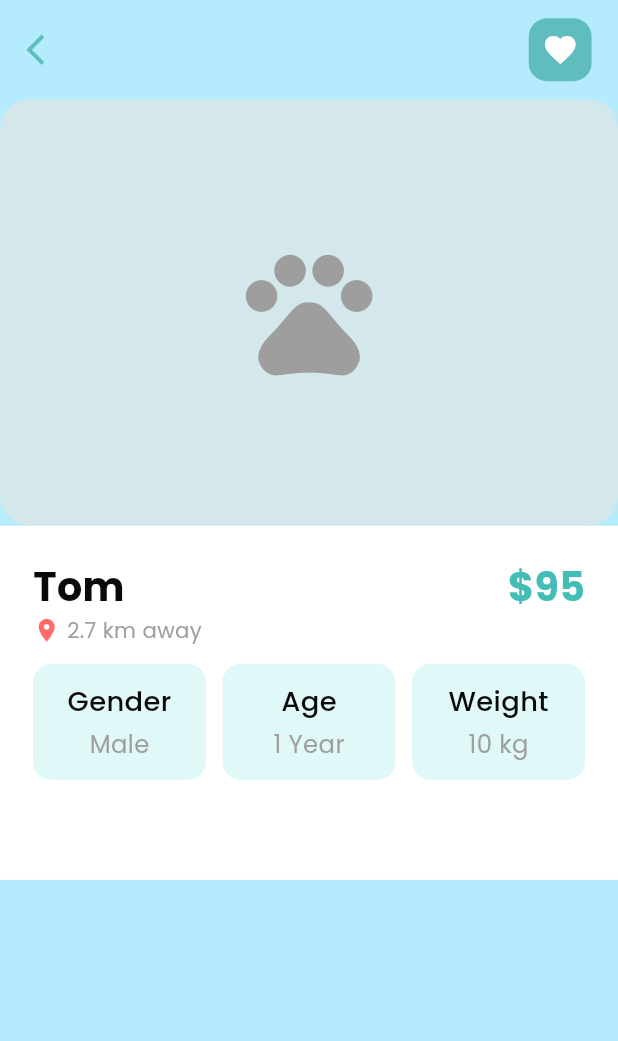
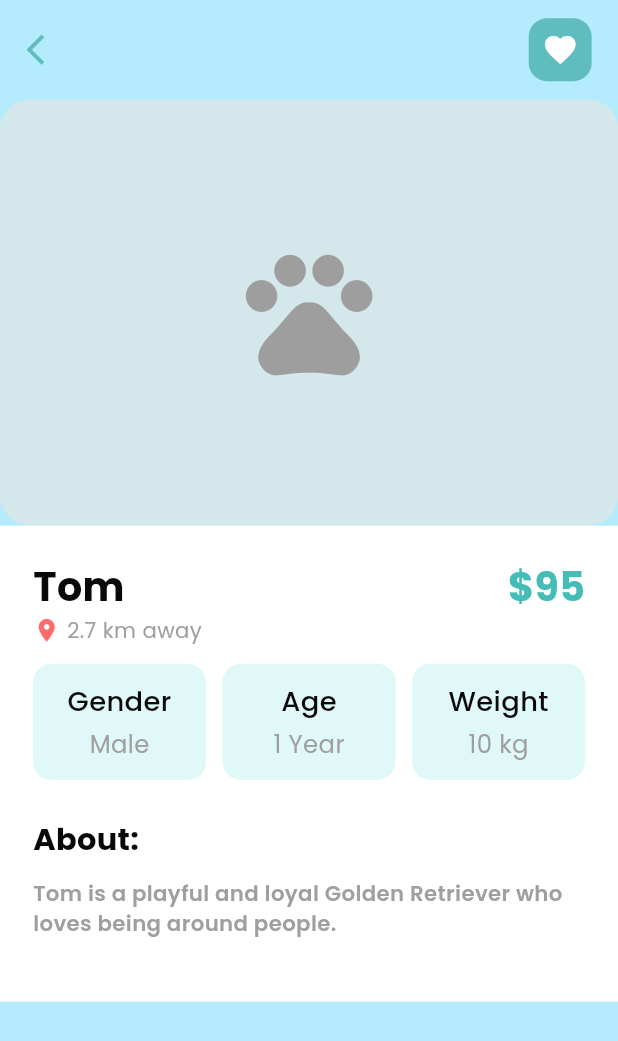
Before and after one commit to asmaaHasbo/Pet-Finder-App, a Flutter app: the screen it shows after launch, on a phone screen of 412 x 824 dp. Shown: the top 1041 px of the screen. Run offline on Flutter 3.47's test engine with Material 3 defaults, Android fonts, the phone set to English and light mode, and no system bars; our stand-ins replace dio, flutter_bloc, flutter_screenutil, freezed_annotation, get_it, google_fonts and 2 more; generated files the repository leaves out were written again; network calls fail.

Commit message:
pet description done 💪💃✅

```diff
--- a/lib/features/pet_details/ui/pet_details.dart
+++ b/lib/features/pet_details/ui/pet_details.dart
@@ -15,7 +15,6 @@ class PetDetails extends StatelessWidget {
           children: [
             DetalisHeader(),
             PetImg(),
-
             Expanded(child: SingleChildScrollView(child: PetInfoContainer())),
           ],
         ),
--- a/lib/features/pet_details/ui/widgets/pet_description.dart
+++ b/lib/features/pet_details/ui/widgets/pet_description.dart
@@ -1,10 +1,25 @@
 import 'package:flutter/material.dart';
+import 'package:flutter_screenutil/flutter_screenutil.dart';
+import 'package:pet_finder_app/core/themes/app_colors.dart';
+import 'package:pet_finder_app/core/themes/app_styles.dart';
 
 class PetDescription extends StatelessWidget {
   const PetDescription({super.key});
 
   @override
   Widget build(BuildContext context) {
-    return const Placeholder();
+    return Column(
+      crossAxisAlignment: CrossAxisAlignment.start,
+      children: [
+        Text('About:', style: AppTextStyles.font20W700darkBlack),
+        SizedBox(height: 12.h),
+        Text(
+          'Tom is a playful and loyal Golden Retriever who loves being around people.',
+          style: AppTextStyles.font14W600mainColor.copyWith(
+            color: AppColors.gray,
+          ),
+        ),
+      ],
+    );
   }
 }
--- a/lib/features/pet_details/ui/widgets/pet_info_container.dart
+++ b/lib/features/pet_details/ui/widgets/pet_info_container.dart
@@ -1,6 +1,7 @@
 import 'package:flutter/material.dart';
 import 'package:flutter_screenutil/flutter_screenutil.dart';
 import 'package:pet_finder_app/features/pet_details/ui/widgets/info_cards_row.dart';
+import 'package:pet_finder_app/features/pet_details/ui/widgets/pet_description.dart';
 import 'package:pet_finder_app/features/pet_details/ui/widgets/pet_name_price_location.dart';
 
 class PetInfoContainer extends StatelessWidget {
@@ -19,6 +20,7 @@ class PetInfoContainer extends StatelessWidget {
           SizedBox(height: 12.h),
           const InfoCardsRow(),
           SizedBox(height: 24.h),
+          const PetDescription(),
           // const DogAboutSection(),
           // SizedBox(height: 32.h),
           // const AdoptButton(),
```
